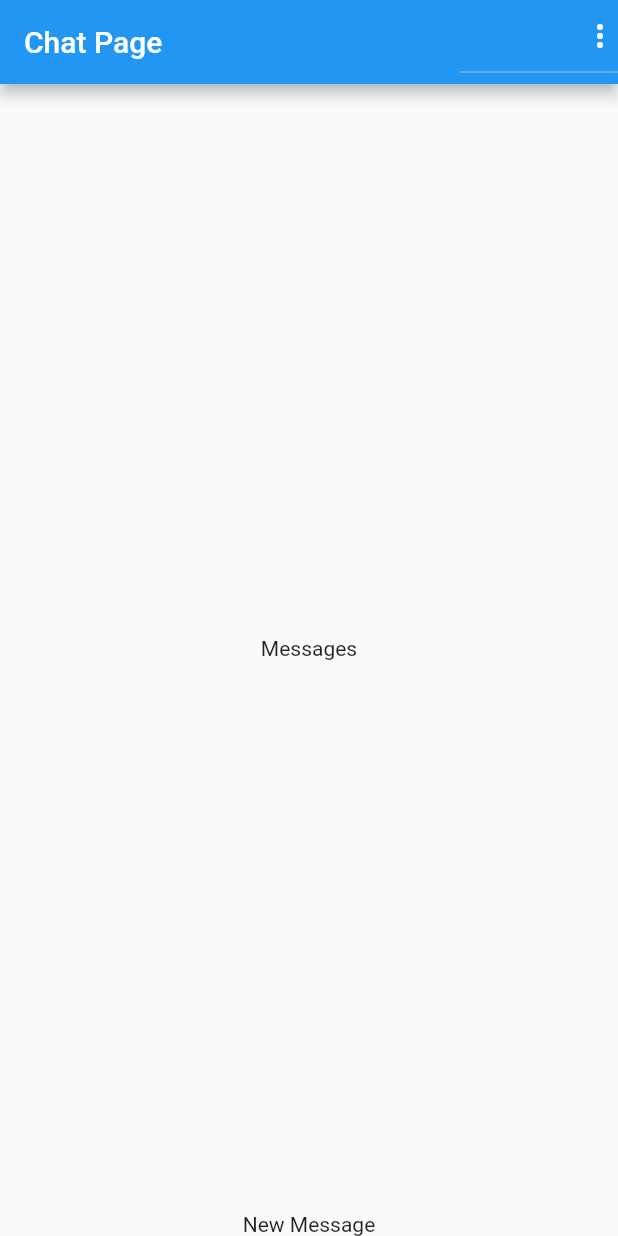
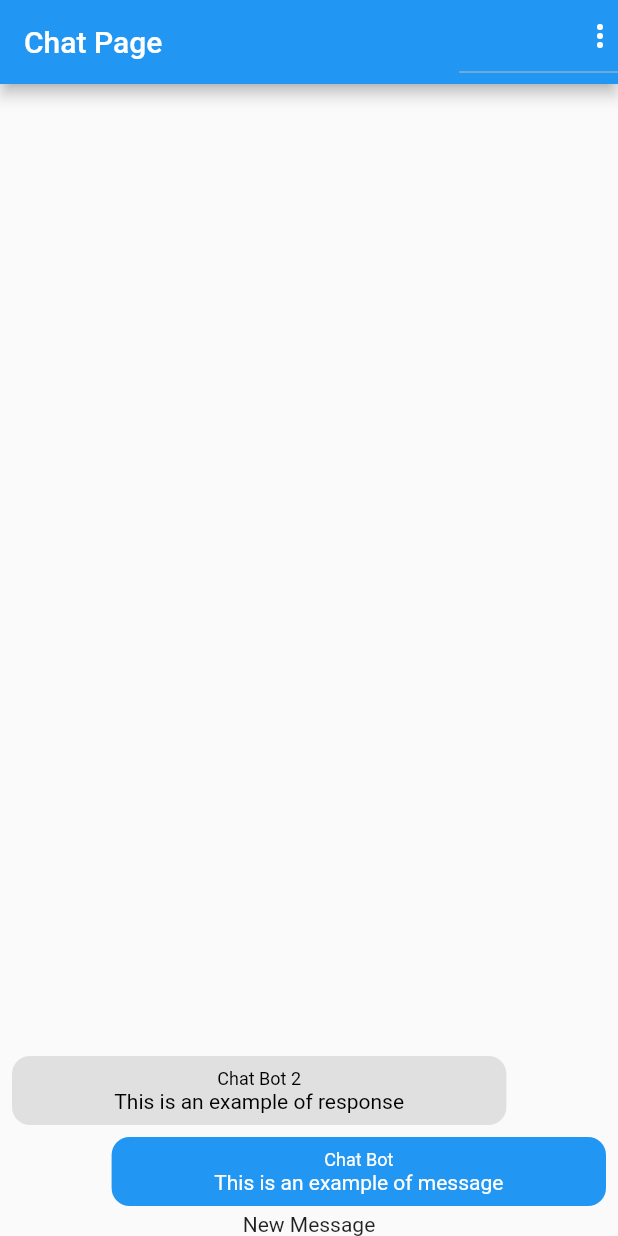
Before and after one commit to EduardoRenz/Flutter-Chat, a Flutter app: the screen it shows after launch, on a phone screen of 412 x 824 dp. Run offline on Flutter 3.47's test engine with Material 2 defaults, Android fonts, the phone set to English and light mode, and no system bars; our stand-ins replace image_picker; accounts and stored records are empty.

Commit message:
creating chat bubbles

```diff
--- /dev/null
+++ b/lib/components/message_bubble.dart
@@ -0,0 +1,47 @@
+import 'package:chat/core/models/chat_message.dart';
+import 'package:flutter/material.dart';
+
+class MessageBubble extends StatelessWidget {
+  final ChatMessage message;
+  final bool belongsToCurrentUser;
+  const MessageBubble(
+      {Key? key, required this.message, required this.belongsToCurrentUser})
+      : super(key: key);
+
+  @override
+  Widget build(BuildContext context) {
+    return Row(
+      mainAxisAlignment: belongsToCurrentUser
+          ? MainAxisAlignment.start
+          : MainAxisAlignment.end,
+      children: [
+        Container(
+          margin: const EdgeInsets.symmetric(vertical: 4, horizontal: 8),
+          padding: const EdgeInsets.all(8),
+          width: MediaQuery.of(context).size.width * 0.8,
+          decoration: BoxDecoration(
+              color: belongsToCurrentUser
+                  ? Colors.grey[300]
+                  : Theme.of(context).primaryColor,
+              borderRadius: BorderRadius.circular(12)),
+          child: Column(
+            children: [
+              Text(
+                message.userName,
+                style: Theme.of(context).textTheme.bodySmall!.copyWith(
+                      color: belongsToCurrentUser ? Colors.black : Colors.white,
+                    ),
+              ),
+              Text(
+                message.text,
+                style: Theme.of(context).textTheme.bodyMedium!.copyWith(
+                      color: belongsToCurrentUser ? Colors.black : Colors.white,
+                    ),
+              ),
+            ],
+          ),
+        )
+      ],
+    );
+  }
+}
--- a/lib/components/messages.dart
+++ b/lib/components/messages.dart
@@ -1,3 +1,7 @@
+import 'package:chat/components/message_bubble.dart';
+import 'package:chat/core/models/chat_message.dart';
+import 'package:chat/core/services/auth/auth_service.dart';
+import 'package:chat/core/services/chat/chat_service.dart';
 import 'package:flutter/material.dart';
 
 class Messages extends StatelessWidget {
@@ -5,8 +9,34 @@ class Messages extends StatelessWidget {
 
   @override
   Widget build(BuildContext context) {
-    return const Center(
-      child: Text('Messages'),
-    );
+    final currentUser = AuthService().currentUser;
+    return StreamBuilder<List<ChatMessage>>(
+        stream: ChatService().messageStream(),
+        builder: ((context, snapshot) {
+          if (snapshot.connectionState == ConnectionState.waiting) {
+            return const Center(
+              child: CircularProgressIndicator(),
+            );
+          }
+
+          if (!snapshot.hasData || snapshot.data!.isEmpty) {
+            return const Center(
+              child: Text('No messages, let\'s start a conversation!'),
+            );
+          }
+
+          final messages = snapshot.data!;
+          return ListView.builder(
+            reverse: true,
+            itemCount: messages.length,
+            itemBuilder: (context, index) {
+              final message = messages[index];
+              return MessageBubble(
+                  key: ValueKey(message.id),
+                  message: message,
+                  belongsToCurrentUser: currentUser?.id == message.userId);
+            },
+          );
+        }));
   }
 }
--- a/lib/core/services/auth/auth_mock_service.dart
+++ b/lib/core/services/auth/auth_mock_service.dart
@@ -6,7 +6,7 @@ import 'package:chat/core/services/auth/auth_service.dart';
 
 class AuthMockService implements AuthService {
   static const _defaultUser = ChatUser(
-    id: '1',
+    id: '1234',
     name: 'John Doe',
     email: 'john@gmail.com',
     imageUrl: 'assets/images/avatar.png',
--- a/lib/main.dart
+++ b/lib/main.dart
@@ -1,5 +1,4 @@
 import 'package:chat/pages/auth_or_app_page.dart';
-import 'package:chat/pages/auth_page.dart';
 import 'package:flutter/material.dart';
 
 void main() {
@@ -13,7 +12,7 @@ class MyApp extends StatelessWidget {
   @override
   Widget build(BuildContext context) {
     return MaterialApp(
-      title: 'Flutter Demo',
+      title: 'Flutter Chat',
       theme: ThemeData(
         primarySwatch: Colors.blue,
       ),
```
